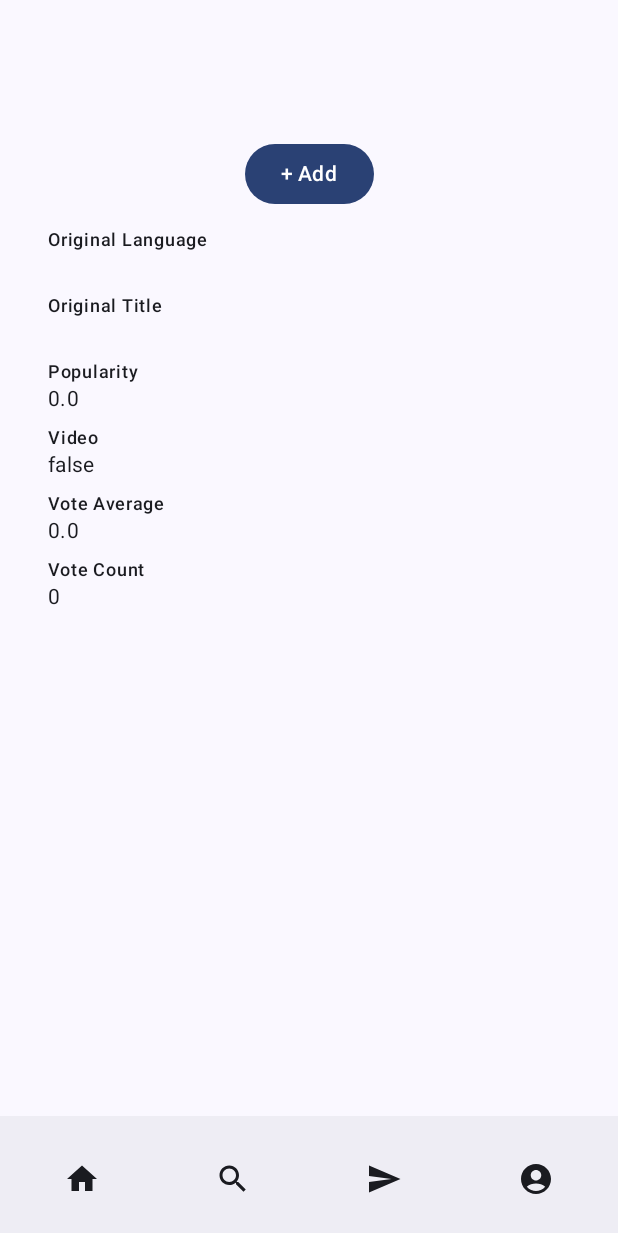
After one commit to dylowens/MovieClubOne, an Android app built with Jetpack Compose: the composable MovieDetailsAPI shown on its own in the app's theme, on a phone screen of 412 x 824 dp. The commit adds this screen. Shown: the top 1233 px of the screen. Run offline under Robolectric (Android 15) with nearby library versions, the phone set to English and light mode, and no system bars; our stand-ins replace Firebase (no records; nobody signed in at launch, a user with empty details on screens opened directly), livedata-compose; pictures from the network do not load.

Commit message:
Firestore database MovieDetails page. MovieDetailsAPI page. Add and remove movies from the firestore database

```diff
--- a/app/build.gradle.kts
+++ b/app/build.gradle.kts
@@ -53,6 +53,7 @@ android {
 
 dependencies {
 
+    implementation("com.google.firebase:firebase-firestore-ktx")
     implementation("com.squareup.retrofit2:retrofit:2.9.0")
     implementation("com.squareup.retrofit2:converter-gson:2.9.0")
     implementation("com.jakewharton.retrofit:retrofit2-kotlin-coroutines-adapter:0.9.2")
--- /dev/null
+++ b/app/src/main/java/com/example/movieclubone/movieSearch/MovieDetailsAPI.kt
@@ -0,0 +1,181 @@
+package com.example.movieclubone.movieSearch
+
+import addMovieToUserProfile
+import android.content.Context
+import android.widget.Toast
+import androidx.compose.foundation.Image
+import androidx.compose.foundation.layout.Arrangement
+import androidx.compose.foundation.layout.Box
+import androidx.compose.foundation.layout.Column
+import androidx.compose.foundation.layout.Spacer
+import androidx.compose.foundation.layout.fillMaxSize
+import androidx.compose.foundation.layout.fillMaxWidth
+import androidx.compose.foundation.layout.height
+import androidx.compose.foundation.layout.padding
+import androidx.compose.foundation.verticalScroll
+import androidx.compose.foundation.rememberScrollState
+import androidx.compose.material3.Button
+import androidx.compose.material3.MaterialTheme
+import androidx.compose.material3.Scaffold
+import androidx.compose.material3.Text
+import androidx.compose.runtime.Composable
+import androidx.compose.ui.layout.ContentScale
+import androidx.compose.ui.unit.dp
+import coil.compose.rememberAsyncImagePainter
+import com.example.movieclubone.bottomappbar.BottomNavigationBar
+import com.example.movieclubone.ui.login.AuthViewModel
+import androidx.compose.material3.Icon
+import androidx.compose.material3.IconButton
+import androidx.compose.material3.TopAppBar
+import androidx.compose.material.icons.Icons
+import androidx.compose.material.icons.automirrored.filled.ArrowBack
+import androidx.compose.material.icons.filled.ArrowBack
+import androidx.compose.material3.ExperimentalMaterial3Api
+import androidx.compose.ui.Alignment
+import androidx.compose.ui.text.style.LineHeightStyle
+import removeMovieFromUserProfile
+import androidx.compose.runtime.*
+import androidx.compose.material3.CircularProgressIndicator
+import androidx.compose.ui.Modifier
+import androidx.navigation.NavController
+import com.google.firebase.auth.ktx.auth
+import com.google.firebase.firestore.ktx.firestore
+import com.google.firebase.ktx.Firebase
+import kotlinx.coroutines.launch
+
+
+
+@OptIn(ExperimentalMaterial3Api::class)
+@Composable
+fun MovieDetailsAPI(context: Context, movie: Movie, navController: NavController) {
+    Scaffold(
+        bottomBar = { BottomNavigationBar(navController, AuthViewModel()) }
+    ) { innerPadding ->
+        val scrollState = rememberScrollState()
+        Box(modifier = Modifier.padding(innerPadding)) {
+            // Your existing MovieDetails content
+            Column(
+                modifier = Modifier
+                    .verticalScroll(rememberScrollState())
+                    .padding(16.dp)
+            ) {
+                // Movie Poster
+                movie.posterPath?.let {
+                    Image(
+                        painter = rememberAsyncImagePainter("https://image.tmdb.org/t/p/w342/$it"),
+                        contentDescription = "Movie Poster",
+                        modifier = Modifier
+                            .fillMaxWidth()
+                            .height(300.dp),
+                        contentScale = ContentScale.FillWidth
+                    )
+                }
+
+                Spacer(modifier = Modifier.height(8.dp))
+
+                // Movie Title
+                Text(
+                    text = movie.title,
+                    style = MaterialTheme.typography.headlineMedium,
+                    modifier = Modifier.padding(horizontal = 16.dp)
+                )
+
+                Spacer(modifier = Modifier.height(4.dp))
+
+                // Movie Description
+                Text(
+                    text = movie.overview,
+                    style = MaterialTheme.typography.bodyMedium,
+                    modifier = Modifier.padding(horizontal = 16.dp)
+                )
+
+                Spacer(modifier = Modifier.height(8.dp))
+                MovieActionButton(movie = movie, navController = navController , context = context)
+                Spacer(modifier = Modifier.height(8.dp))
+
+                // Rest of the Movie Info
+                movieDetailItem("Original Language", movie.originalLanguage)
+                movieDetailItem("Original Title", movie.originalTitle)
+                movieDetailItem("Popularity", movie.popularity.toString())
+                movie.releaseDate?.let { movieDetailItem("Release Date", it) }
+                movieDetailItem("Video", movie.video.toString())
+                movieDetailItem("Vote Average", movie.voteAverage.toString())
+                movieDetailItem("Vote Count", movie.voteCount.toString())
+            }
+//            // Floating Back Button on the top left
+//            //Cannot seem to get the back button to show up
+//            IconButton(
+//                onClick = { navController.navigateUp() },
+//                modifier = Modifier
+//                    .offset(x = 16.dp, y = 16.dp) // Adjust positioning as needed
+//            ) {
+//                Icon(Icons.AutoMirrored.Filled.ArrowBack, contentDescription = "Back")
+//            }
+
+        }
+    }
+}
+
+@Composable
+fun movieDetailItem(label: String, value: String) {
+    Column(modifier = Modifier.padding(horizontal = 16.dp, vertical = 4.dp)) {
+        Text(text = label, style = MaterialTheme.typography.labelMedium)
+        Text(text = value, style = MaterialTheme.typography.bodyMedium)
+    }
+}
+
+
+@Composable
+fun MovieActionButton(movie: Movie, navController: NavController, context: Context) {
+    val firestore = Firebase.firestore
+    val user = Firebase.auth.currentUser
+    val moviesCollection = user?.let { firestore.collection("users").document(it.uid).collection("movies") }
+
+    var isMovieInProfile by remember { mutableStateOf<Boolean?>(null) }
+    val coroutineScope = rememberCoroutineScope()
+
+    // Check if movie is in profile on composition and after adding/removing
+    LaunchedEffect(movie.id, isMovieInProfile) {
+        moviesCollection?.document(movie.id.toString())?.get()?.addOnSuccessListener { document ->
+            isMovieInProfile = document.exists()
+        }
+    }
+    Box(contentAlignment = Alignment.Center, modifier = Modifier.fillMaxSize()) {
+        if (isMovieInProfile == true) {
+            // - Remove Button
+            Button(
+                onClick = {
+                    coroutineScope.launch {
+                        moviesCollection?.document(movie.id.toString())?.delete().also {
+                            isMovieInProfile = false
+                            Toast.makeText(context, "Removed ${movie.title} from profile", Toast.LENGTH_SHORT).show()
+                        }
+                    }
+                },
+                modifier = Modifier.align(Alignment.Center) // This Modifier is redundant inside Box with contentAlignment
+            ) {
+                Text("- Remove")
+            }
+        } else if (isMovieInProfile == false || isMovieInProfile == null) {
+            // + Add Button
+            Button(
+                onClick = {
+                    coroutineScope.launch {
+                        moviesCollection?.document(movie.id.toString())?.set(movie)
+                            ?.addOnSuccessListener {
+                                isMovieInProfile = true
+                                Toast.makeText(context, "Added ${movie.title} to profile", Toast.LENGTH_SHORT).show()
+                            }
+                            ?.addOnFailureListener { e ->
+                                Toast.makeText(context, "Failed to add ${movie.title} to profile: ${e.message}", Toast.LENGTH_SHORT).show()
+                            }
+
+                    }
+                },
+                modifier = Modifier.align(Alignment.Center) // This Modifier is redundant inside Box with contentAlignment
+            ) {
+                Text("+ Add")
+            }
+        }
+    }
+}
--- a/app/src/main/java/com/example/movieclubone/movieSearch/MovieSearchScreen.kt
+++ b/app/src/main/java/com/example/movieclubone/movieSearch/MovieSearchScreen.kt
@@ -93,7 +93,7 @@ fun MovieRow(movie: Movie, navController: NavController) {
     val imageUrlBase = "https://image.tmdb.org/t/p/$posterSize"
     val posterUrl = movie.posterPath?.let { imageUrlBase + it }
 
-    val route = "MovieDetails/${movie.id}"
+    val route = "MovieDetailsAPI/${movie.id}"
 
     Surface(
         modifier = Modifier
```
Also changed, not shown: app/src/main/java/com/example/movieclubone/MainActivity.kt (+0 -15 lines), app/src/main/java/com/example/movieclubone/Navigation.kt (+33 -13 lines), app/src/main/java/com/example/movieclubone/bottomappbar/ProfileSettings.kt (+128 -7 lines), app/src/main/java/com/example/movieclubone/movieSearch/MovieDetails.kt (+74 -73 lines), app/src/main/java/com/example/movieclubone/movieSearch/MoviesViewModel.kt (+51 -5 lines).
